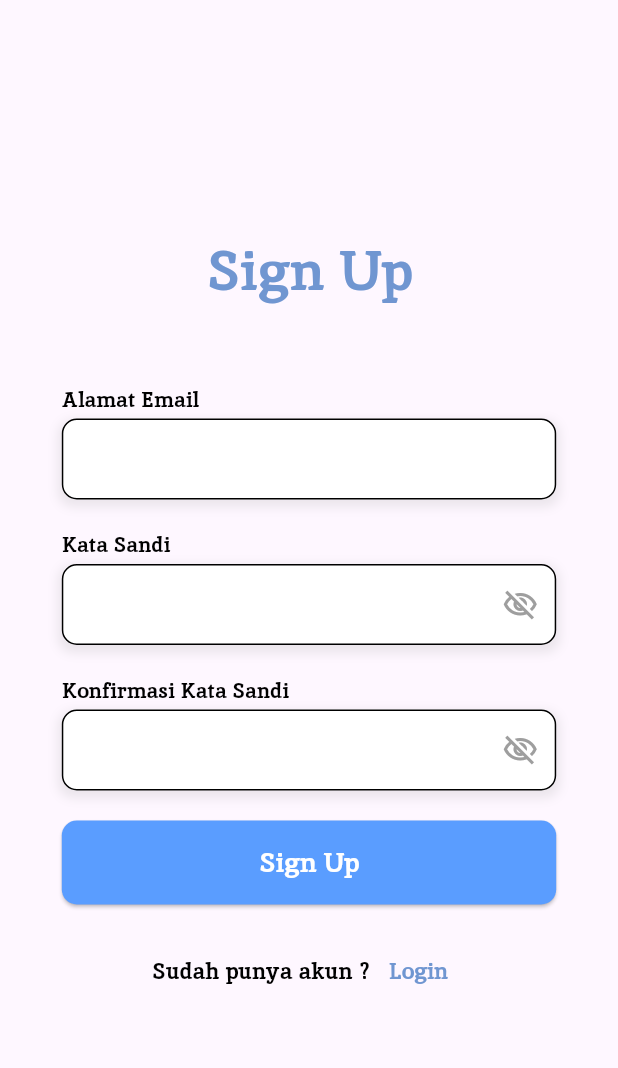
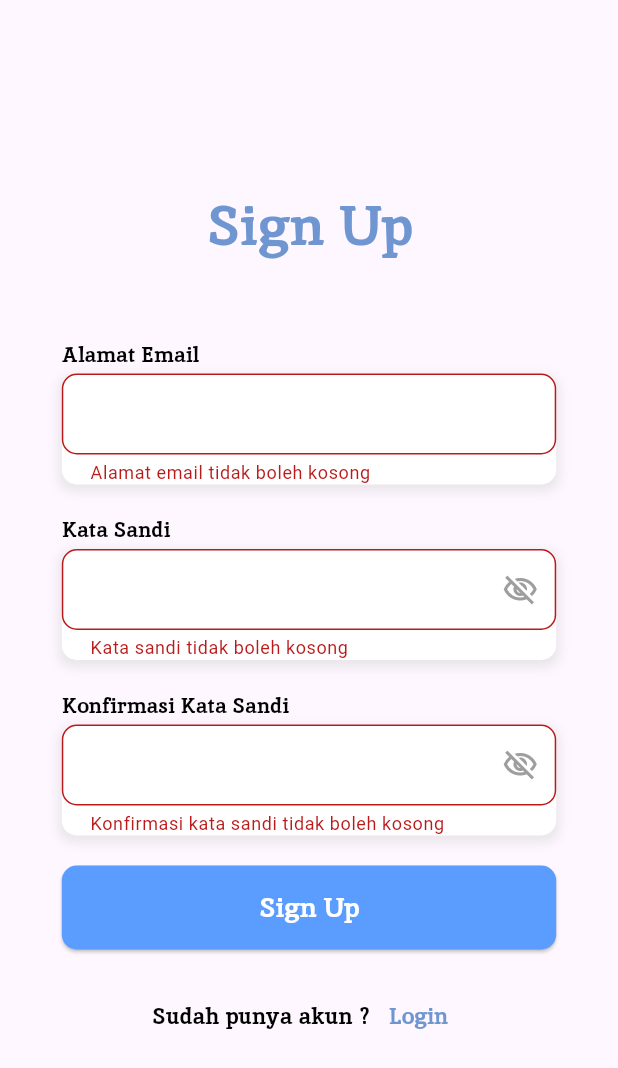
Before and after one commit to Wapikkk/HypecarePKMKC, a Flutter app: the SignUpScreen screen opened directly, after a tap on "Sign Up", on a phone screen of 412 x 824 dp. Shown: the top 1068 px of the screen. Run offline on Flutter 3.47's test engine with Material 3 defaults, Android fonts, the phone set to English and light mode, and no system bars; our stand-ins replace flutter_secure_storage; accounts and stored records are empty.

Commit message:
fix bug 2

```diff
--- a/lib/services/auth_services.dart
+++ b/lib/services/auth_services.dart
@@ -20,17 +20,17 @@ class AuthService {
           'password': password,
           'confirmPassword': confirmPassword,
         }),
-      ).timeout(const Duration(seconds: 10));
+      ).timeout(const Duration(seconds: 2));
 
       final responseBody = jsonDecode(response.body);
 
       if (response.statusCode == 201) {
-        return {'succes': true, 'message': responseBody['message']};
+        return {'success': true, 'message': responseBody['message']};
       } else {
-        return {'succes': false, 'message': responseBody['message']};
+        return {'success': false, 'message': responseBody['message']};
       }
     } catch (e) {
-      return {'succes': false, 'message': 'Tidak dapat terhubung ke server: $e'};
+      return {'success': false, 'message': 'Tidak dapat terhubung ke server: $e'};
     }
   }
 
@@ -48,7 +48,7 @@ class AuthService {
           'email': email,
           'password': password,
         }),
-      ).timeout(const Duration(seconds: 10));
+      ).timeout(const Duration(seconds: 3));
 
       final responseBody = jsonDecode(response.body);
 
--- a/lib/ui/sign_screen.dart
+++ b/lib/ui/sign_screen.dart
@@ -10,6 +10,7 @@ class SignUpScreen extends StatefulWidget {
 }
 
 class _SignUpScreenState extends State<SignUpScreen> {
+  final _formKey = GlobalKey<FormState>();
   final _emailController = TextEditingController();
   final _passwordController = TextEditingController();
   final _confirmPasswordController = TextEditingController();
@@ -22,6 +23,7 @@ class _SignUpScreenState extends State<SignUpScreen> {
 
   void _handleSignUp() async {
 
+    if (_formKey.currentState!.validate()) {
       setState(() {
         _isLoading = true;
       });
@@ -54,6 +56,7 @@ class _SignUpScreenState extends State<SignUpScreen> {
         }
       }
     }
+  }
 
   @override
   void dispose() {
@@ -71,6 +74,8 @@ class _SignUpScreenState extends State<SignUpScreen> {
     return Scaffold(
       // backgroundColor: Colors.white,
       body: Center(
+        child: Form(
+          key: _formKey,
           child: SingleChildScrollView(
             padding: const EdgeInsets.symmetric(horizontal: 24.0),
             child: Column(
@@ -117,7 +122,7 @@ class _SignUpScreenState extends State<SignUpScreen> {
                       ),
                     ],
                   ),
-                child: TextField(
+                  child: TextFormField(
                     controller: _emailController,
                     keyboardType: TextInputType.emailAddress,
                     decoration: InputDecoration(
@@ -135,6 +140,15 @@ class _SignUpScreenState extends State<SignUpScreen> {
                         borderSide: const BorderSide(color: Color.fromRGBO(0, 0, 0, 1), width: 1.0),
                       ),
                     ),
+                    validator: (value) {
+                      if (value == null || value.isEmpty) {
+                        return 'Alamat email tidak boleh kosong';
+                      }
+                      if (!RegExp(r'\S+@\S+\.\S+').hasMatch(value)) {
+                        return 'Masukkan alamat email yang valid';
+                      }
+                      return null;
+                    },
                   ),
                 ),
                 const SizedBox(height: 20),
@@ -169,7 +183,7 @@ class _SignUpScreenState extends State<SignUpScreen> {
                       ),
                     ],
                   ),
-                child: TextField(
+                  child: TextFormField(
                     controller: _passwordController,
                     obscureText: !_isPasswordVisible,
                     decoration: InputDecoration(
@@ -198,6 +212,15 @@ class _SignUpScreenState extends State<SignUpScreen> {
                         borderSide: const BorderSide(color: Color.fromRGBO(0, 0, 0, 1), width: 1.0),
                       ),
                     ),
+                    validator: (value) { // Tambah
+                      if (value == null || value.isEmpty) {
+                        return 'Kata sandi tidak boleh kosong';
+                      }
+                      if (value.length < 6) {
+                        return 'Kata sandi minimal 6 karakter';
+                      }
+                      return null;
+                    },
                   ),
                 ),
                 const SizedBox(height: 20),
@@ -232,7 +255,7 @@ class _SignUpScreenState extends State<SignUpScreen> {
                       ),
                     ],
                   ),
-                child: TextField(
+                  child: TextFormField(
                     controller: _confirmPasswordController,
                     obscureText: !_isConfirmPassword,
                     decoration: InputDecoration(
@@ -261,6 +284,15 @@ class _SignUpScreenState extends State<SignUpScreen> {
                         borderSide: const BorderSide(color: Color.fromRGBO(0, 0, 0, 1), width: 1.0),
                       ),
                     ),
+                    validator: (value) { // Tambah
+                      if (value == null || value.isEmpty) {
+                        return 'Konfirmasi kata sandi tidak boleh kosong';
+                      }
+                      if (value != _passwordController.text) {
+                        return 'Kata sandi tidak cocok';
+                      }
+                      return null;
+                    },
                   ),
                 ),
                 const SizedBox(height: 20),
@@ -325,6 +357,7 @@ class _SignUpScreenState extends State<SignUpScreen> {
             ),
           ),
         ),
+      ),
     );
   }
 }
```
Also changed, not shown: 1 other file. Lines whose indentation alone changed are shown as unchanged.
